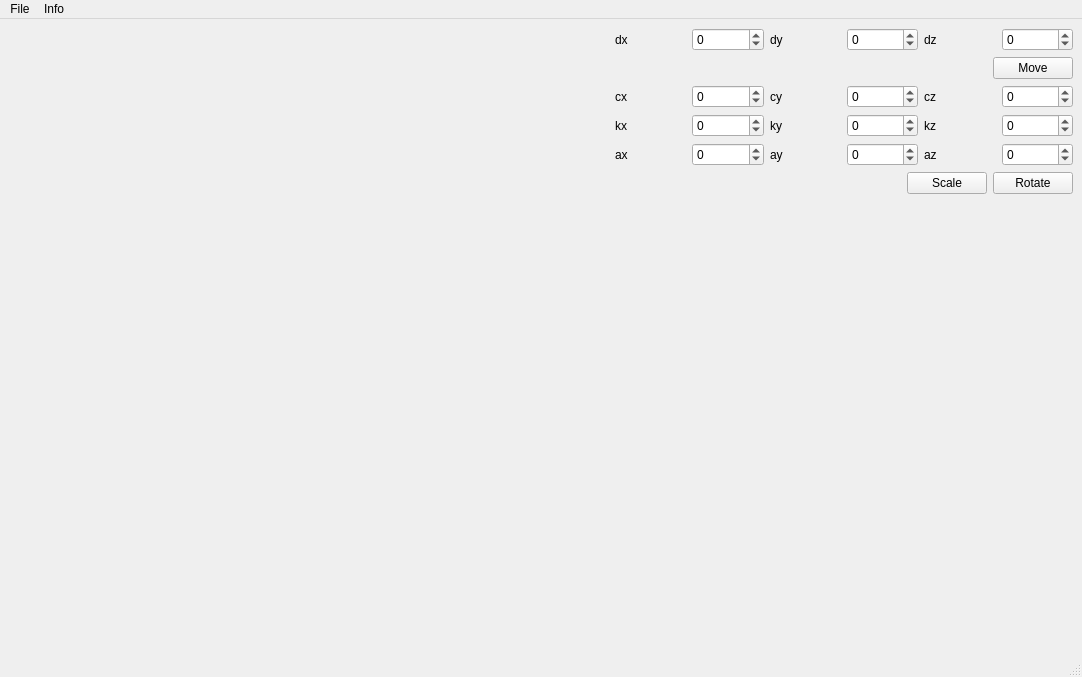
Above: lab_01/src/ui/main_window.ui from Yorlend/bmstu-oop before the change. Below: the same form after it.
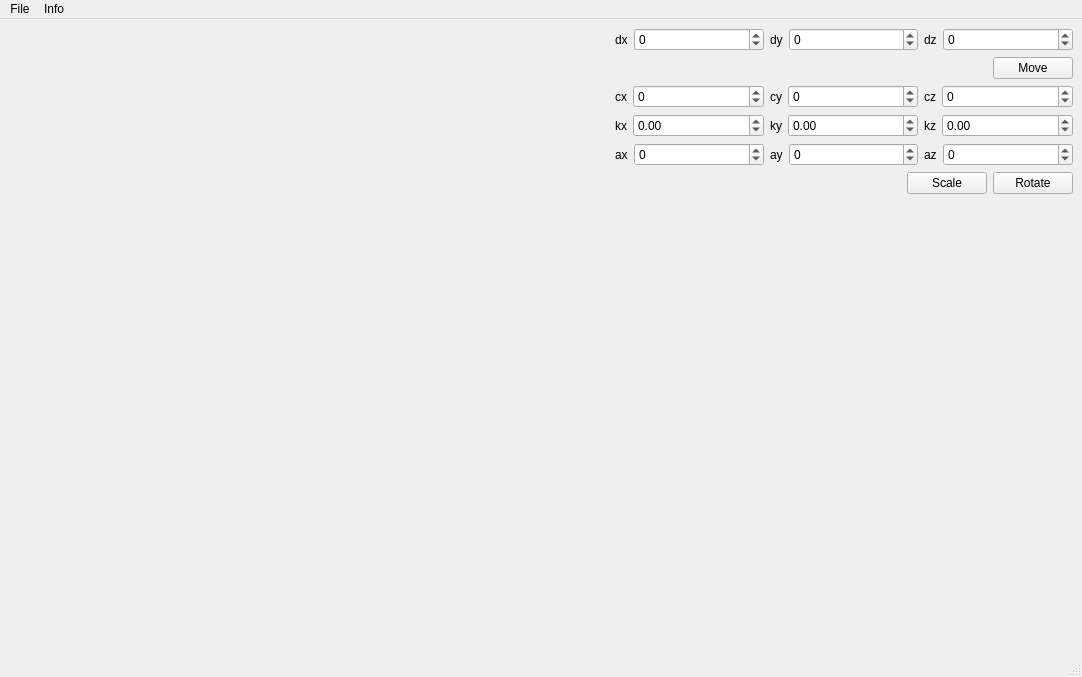
That is the form after the change.

What changed in the file:
```diff
--- a/lab_01/src/ui/main_window.ui
+++ b/lab_01/src/ui/main_window.ui
@@ -44,6 +44,12 @@
         </item>
         <item>
          <widget class="QDoubleSpinBox" name="dxSpinBox">
+          <property name="sizePolicy">
+           <sizepolicy hsizetype="MinimumExpanding" vsizetype="Fixed">
+            <horstretch>0</horstretch>
+            <verstretch>0</verstretch>
+           </sizepolicy>
+          </property>
           <property name="decimals">
            <number>0</number>
           </property>
@@ -64,6 +70,12 @@
         </item>
         <item>
          <widget class="QDoubleSpinBox" name="dySpinBox">
+          <property name="sizePolicy">
+           <sizepolicy hsizetype="MinimumExpanding" vsizetype="Fixed">
+            <horstretch>0</horstretch>
+            <verstretch>0</verstretch>
+           </sizepolicy>
+          </property>
           <property name="decimals">
            <number>0</number>
           </property>
@@ -84,6 +96,12 @@
         </item>
         <item>
          <widget class="QDoubleSpinBox" name="dzSpinBox">
+          <property name="sizePolicy">
+           <sizepolicy hsizetype="MinimumExpanding" vsizetype="Fixed">
+            <horstretch>0</horstretch>
+            <verstretch>0</verstretch>
+           </sizepolicy>
+          </property>
           <property name="decimals">
            <number>0</number>
           </property>
@@ -132,6 +150,12 @@
         </item>
         <item>
          <widget class="QDoubleSpinBox" name="cxSpinBox">
+          <property name="sizePolicy">
+           <sizepolicy hsizetype="MinimumExpanding" vsizetype="Fixed">
+            <horstretch>0</horstretch>
+            <verstretch>0</verstretch>
+           </sizepolicy>
+          </property>
           <property name="decimals">
            <number>0</number>
           </property>
@@ -152,6 +176,12 @@
         </item>
         <item>
          <widget class="QDoubleSpinBox" name="cySpinBox">
+          <property name="sizePolicy">
+           <sizepolicy hsizetype="MinimumExpanding" vsizetype="Fixed">
+            <horstretch>0</horstretch>
+            <verstretch>0</verstretch>
+           </sizepolicy>
+          </property>
           <property name="decimals">
            <number>0</number>
           </property>
@@ -172,6 +202,12 @@
         </item>
         <item>
          <widget class="QDoubleSpinBox" name="czSpinBox">
+          <property name="sizePolicy">
+           <sizepolicy hsizetype="MinimumExpanding" vsizetype="Fixed">
+            <horstretch>0</horstretch>
+            <verstretch>0</verstretch>
+           </sizepolicy>
+          </property>
           <property name="decimals">
            <number>0</number>
           </property>
@@ -196,8 +232,14 @@
         </item>
         <item>
          <widget class="QDoubleSpinBox" name="kxSpinBox">
+          <property name="sizePolicy">
+           <sizepolicy hsizetype="MinimumExpanding" vsizetype="Fixed">
+            <horstretch>0</horstretch>
+            <verstretch>0</verstretch>
+           </sizepolicy>
+          </property>
           <property name="decimals">
-           <number>0</number>
+           <number>2</number>
           </property>
           <property name="minimum">
            <double>-1000.000000000000000</double>
@@ -216,8 +258,14 @@
         </item>
         <item>
          <widget class="QDoubleSpinBox" name="kySpinBox">
+          <property name="sizePolicy">
+           <sizepolicy hsizetype="MinimumExpanding" vsizetype="Fixed">
+            <horstretch>0</horstretch>
+            <verstretch>0</verstretch>
+           </sizepolicy>
+          </property>
           <property name="decimals">
-           <number>0</number>
+           <number>2</number>
           </property>
           <property name="minimum">
            <double>-1000.000000000000000</double>
@@ -236,8 +284,14 @@
         </item>
         <item>
          <widget class="QDoubleSpinBox" name="kzSpinBox">
+          <property name="sizePolicy">
+           <sizepolicy hsizetype="MinimumExpanding" vsizetype="Fixed">
+            <horstretch>0</horstretch>
+            <verstretch>0</verstretch>
+           </sizepolicy>
+          </property>
           <property name="decimals">
-           <number>0</number>
+           <number>2</number>
           </property>
           <property name="minimum">
            <double>-1000.000000000000000</double>
@@ -260,6 +314,12 @@
         </item>
         <item>
          <widget class="QDoubleSpinBox" name="axSpinBox">
+          <property name="sizePolicy">
+           <sizepolicy hsizetype="MinimumExpanding" vsizetype="Fixed">
+            <horstretch>0</horstretch>
+            <verstretch>0</verstretch>
+           </sizepolicy>
+          </property>
           <property name="decimals">
            <number>0</number>
           </property>
@@ -280,6 +340,12 @@
         </item>
         <item>
          <widget class="QDoubleSpinBox" name="aySpinBox">
+          <property name="sizePolicy">
+           <sizepolicy hsizetype="MinimumExpanding" vsizetype="Fixed">
+            <horstretch>0</horstretch>
+            <verstretch>0</verstretch>
+           </sizepolicy>
+          </property>
           <property name="decimals">
            <number>0</number>
           </property>
@@ -300,6 +366,12 @@
         </item>
         <item>
          <widget class="QDoubleSpinBox" name="azSpinBox">
+          <property name="sizePolicy">
+           <sizepolicy hsizetype="MinimumExpanding" vsizetype="Fixed">
+            <horstretch>0</horstretch>
+            <verstretch>0</verstretch>
+           </sizepolicy>
+          </property>
           <property name="decimals">
            <number>0</number>
           </property>
```
